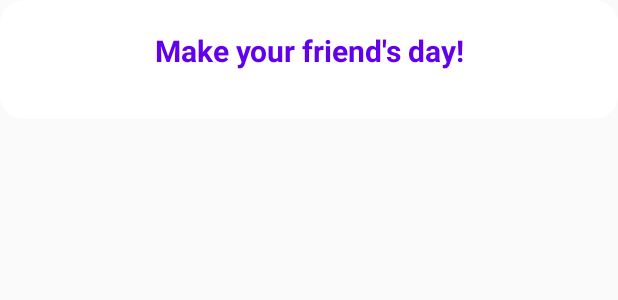
After one commit to Mila-Slavkovska/MPIP-Project, an Android app built with Jetpack Compose: the layout dialog_thoughts.xml on its own in the app's theme, with its tools: preview values and no code run, on a phone screen of 412 x 824 dp. The commit adds this screen. Shown: the top 300 px of the screen. Run offline under Robolectric (Android 15) with nearby library versions, the light colour scheme and no system bars.

Commit message:
Update thoughts dialog

```diff
--- a/app/src/main/java/com/example/mpip/FriendLocationActivity.kt
+++ b/app/src/main/java/com/example/mpip/FriendLocationActivity.kt
@@ -122,8 +122,7 @@ class FriendLocationActivity : AppCompatActivity() {
             .setTitle("Send Good Thoughts?")
             .setMessage("Do you want to send good thoughts to this friend?")
             .setPositiveButton("Yes") { _, _ ->
-                //TODO: Create SendThoughtsActivity
-                val intent = Intent(this, MainActivity::class.java)
+                val intent = Intent(this, FriendListActivity::class.java)
                 intent.putExtra("friendId", friendId)
                 startActivity(intent)
             }
--- /dev/null
+++ b/app/src/main/res/drawable/dialog_background.xml
@@ -0,0 +1,11 @@
+<?xml version="1.0" encoding="utf-8"?>
+<shape xmlns:android="http://schemas.android.com/apk/res/android"
+    android:shape="rectangle">
+    <solid android:color="#FFFFFF" />
+    <corners android:radius="16dp" />
+    <padding
+        android:left="16dp"
+        android:top="16dp"
+        android:right="16dp"
+        android:bottom="16dp" />
+</shape>
--- /dev/null
+++ b/app/src/main/res/layout/dialog_thoughts.xml
@@ -0,0 +1,25 @@
+<?xml version="1.0" encoding="utf-8"?>
+<LinearLayout xmlns:android="http://schemas.android.com/apk/res/android"
+    android:layout_width="match_parent"
+    android:layout_height="wrap_content"
+    android:orientation="vertical"
+    android:padding="20dp"
+    android:background="@drawable/dialog_background">
+
+    <TextView
+        android:id="@+id/dialogTitle"
+        android:layout_width="match_parent"
+        android:layout_height="wrap_content"
+        android:text="@string/send_a_thought"
+        android:textSize="20sp"
+        android:textColor="#6200EE"
+        android:textStyle="bold"
+        android:gravity="center"
+        android:paddingBottom="12dp"/>
+
+    <androidx.recyclerview.widget.RecyclerView
+        android:id="@+id/thoughtsRecyclerView"
+        android:layout_width="match_parent"
+        android:layout_height="wrap_content"/>
+
+</LinearLayout>
--- a/app/src/main/res/values/strings.xml
+++ b/app/src/main/res/values/strings.xml
@@ -22,4 +22,5 @@
     <string name="timestamp">Timestamp</string>
     <string name="thought_message_here">Thought message here</string>
     <string name="sender_name">Sender Name</string>
+    <string name="send_a_thought">Make your friend\'s day!</string>
 </resources>
```
Also changed, not shown: app/src/main/java/com/example/mpip/FriendListActivity.kt (+25 -8 lines), app/src/main/java/com/example/mpip/adapters/ThoughtsAdapter.kt (added, +36 -0 lines), app/src/main/res/layout/item_thought.xml (added, +16 -0 lines).
